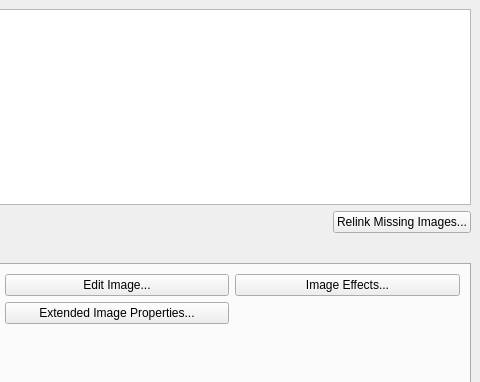
First picture: the form in scribus/ui/picstatus.ui, repository appajid/scribus, before the edit; both pictures show x 246 to 726 and y 0 to 382 of the 726 by 464 pixel window.
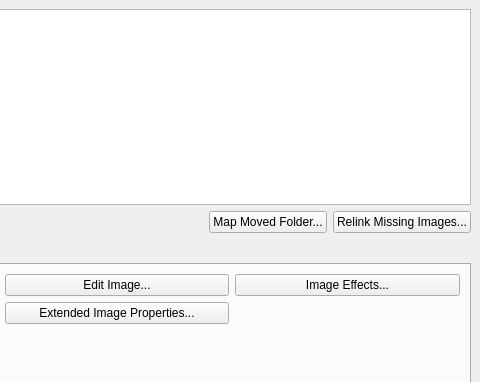
Second picture: the form after the edit.

Commit message: Add image folder mapping with replacement review

What changed in the file:
```diff
--- a/scribus/ui/picstatus.ui
+++ b/scribus/ui/picstatus.ui
@@ -78,6 +78,19 @@
       </property>
      </spacer>
     </item>
+    <item>
+     <widget class="QPushButton" name="mapFolderButton">
+      <property name="toolTip">
+       <string>Relink a moved image folder while preserving its subfolder structure</string>
+      </property>
+      <property name="text">
+       <string>Map Moved Folder...</string>
+      </property>
+      <property name="autoDefault">
+       <bool>false</bool>
+      </property>
+     </widget>
+    </item>
     <item>
      <widget class="QPushButton" name="relinkFolderButton">
       <property name="toolTip">
```
The commit also changes 6 other files.
